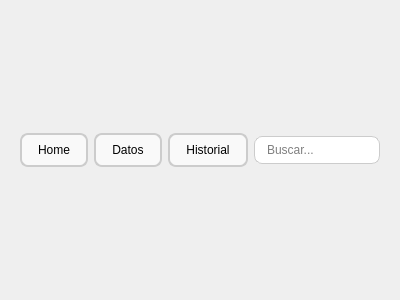
This is Interfaz/botonesHead.ui in decinx1/Sistema-hidrop-nico-Monitoreado as Qt 5 draws it before an edit. The edited form follows.
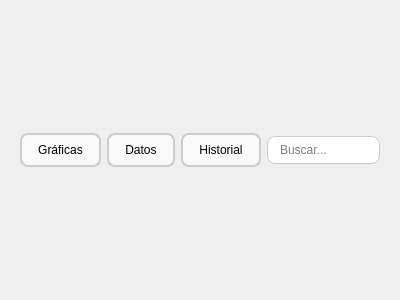
This is the edited form.

The edit to the form file:
```diff
--- a/Interfaz/botonesHead.ui
+++ b/Interfaz/botonesHead.ui
@@ -45,7 +45,7 @@
       <item>
        <widget class="QPushButton" name="btnHome">
         <property name="text">
-         <string>Home</string>
+         <string>Gráficas</string>
         </property>
         <property name="checkable">
          <bool>true</bool>
```
